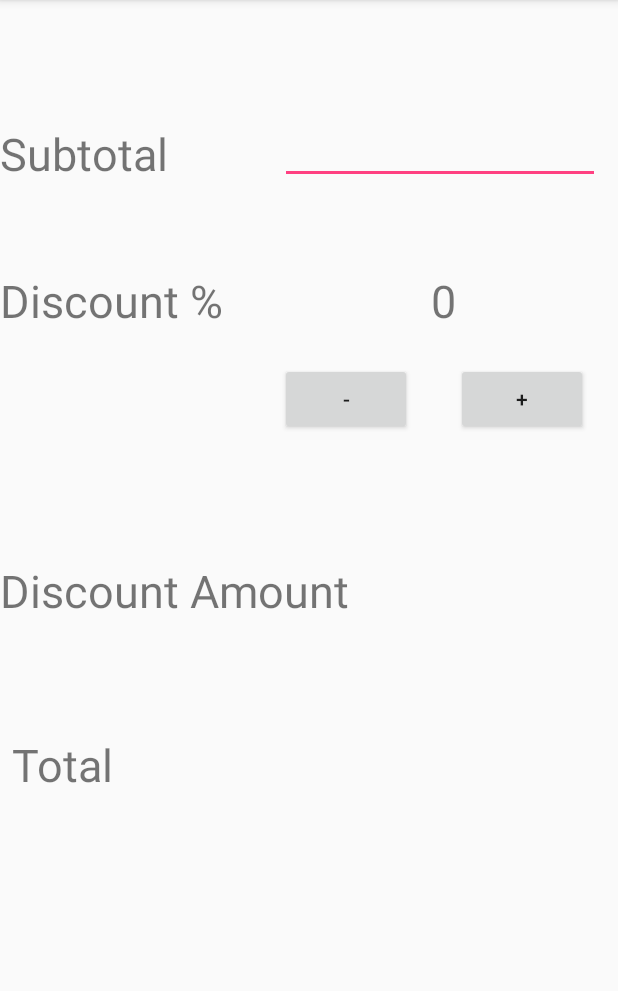
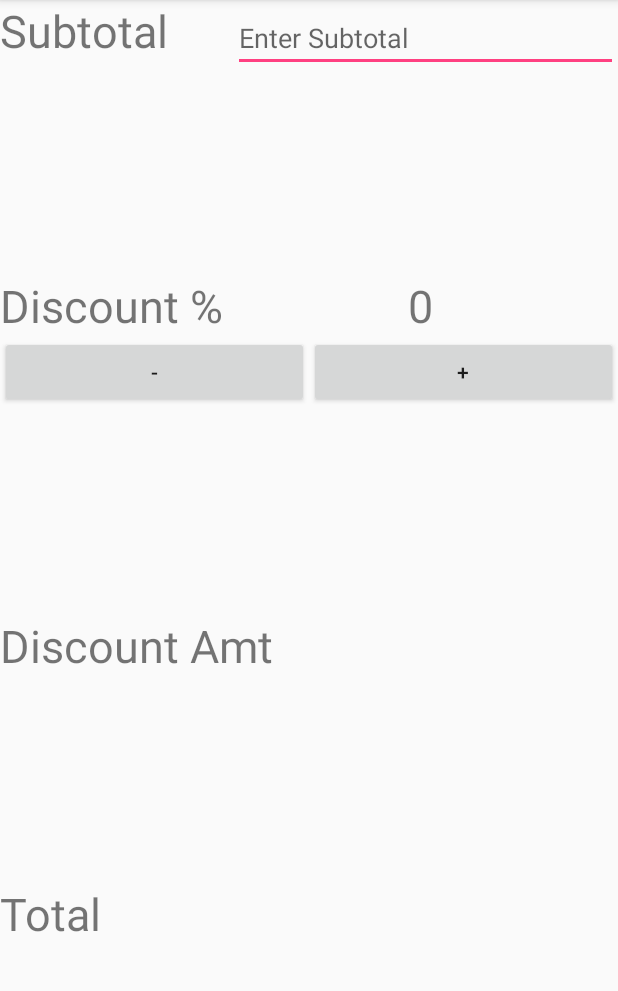
Before and after one commit to RobSeabright/InvoiceDiscounter, an Android app: the screen it shows after launch (MainActivity), on a phone screen of 412 x 824 dp, the part 84-1075 px from its top. Run offline under Robolectric (Android 15) with nearby library versions, the phone set to English and light mode, and no system bars.

Commit message:
Changed to Linear Layout. Added user input restrictions.

```diff
--- a/app/src/main/java/com/example/rob/invoicediscounter/MainActivity.java
+++ b/app/src/main/java/com/example/rob/invoicediscounter/MainActivity.java
@@ -2,6 +2,9 @@ package com.example.rob.invoicediscounter;
 
 import android.support.v7.app.AppCompatActivity;
 import android.os.Bundle;
+import android.text.InputFilter;
+import android.text.Spanned;
+import android.text.method.DigitsKeyListener;
 import android.view.View;
 import android.widget.Button;
 import android.widget.EditText;
@@ -23,6 +26,7 @@ public class MainActivity extends AppCompatActivity {
         super.onCreate(savedInstanceState);
         setContentView(R.layout.activity_main);
 
+        //Get UI objects
         subtotalView = findViewById(R.id.subtotal);
         percentAmountView = findViewById(R.id.percentAmt);
         discountAmountView = findViewById(R.id.discountAmt);
@@ -30,6 +34,40 @@ public class MainActivity extends AppCompatActivity {
         Button plusButton = findViewById(R.id.plusButton);
         Button minusButton = findViewById(R.id.minusButtion);
 
+        //Limits user input to allow for only two decimal places and removes the ability to input leading zero's
+        subtotalView.setFilters(new InputFilter[] {
+                new DigitsKeyListener(Boolean.FALSE, Boolean.TRUE) {
+                    int beforeDecimal = 5, afterDecimal = 2;
+
+                    @Override
+                    public CharSequence filter(CharSequence source, int start, int end,
+                                               Spanned dest, int dstart, int dend) {
+                        String temp = subtotalView.getText() + source.toString();
+
+                        if (temp.equals(".")) {
+                            return "0.";
+                        }
+                        else if (temp.equals("0")) {
+                            return "";
+                        }
+                        else if (!temp.contains(".")) {
+                            // no decimal point placed yet
+                            if (temp.length() > beforeDecimal) {
+                                return "";
+                            }
+                        } else {
+                            temp = temp.substring(temp.indexOf(".") + 1);
+                            if (temp.length() > afterDecimal) {
+                                return "";
+                            }
+                        }
+
+                        return super.filter(source, start, end, dest, dstart, dend);
+                    }
+                }
+        });
+
+        //Performs actions on button click
         plusButton.setOnClickListener(new View.OnClickListener() {
             @Override
             public void onClick(View v) {
@@ -41,6 +79,7 @@ public class MainActivity extends AppCompatActivity {
             }
         });
 
+        //Performs actions on button click
         minusButton.setOnClickListener(new View.OnClickListener() {
             @Override
             public void onClick(View v) {
@@ -53,6 +92,9 @@ public class MainActivity extends AppCompatActivity {
         });
     }
 
+    /**
+     * Calculates and displays the amount the invoice was discounted and the user's new total.
+     */
     private void performMaths() {
         NumberFormat currency = NumberFormat.getCurrencyInstance();
         String discountAmountText = subtotalView.getText().toString();
--- a/app/src/main/res/layout/activity_main.xml
+++ b/app/src/main/res/layout/activity_main.xml
@@ -1,45 +1,48 @@
 <?xml version="1.0" encoding="utf-8"?>
-<RelativeLayout xmlns:android="http://schemas.android.com/apk/res/android"
-    xmlns:app="http://schemas.android.com/apk/res-auto"
+<LinearLayout xmlns:android="http://schemas.android.com/apk/res/android"
     xmlns:tools="http://schemas.android.com/tools"
     android:layout_width="match_parent"
     android:layout_height="match_parent"
+    android:orientation="vertical"
     tools:context="com.example.rob.invoicediscounter.MainActivity">
+
+    <LinearLayout
+        android:layout_width="match_parent"
+        android:layout_height="wrap_content"
+        android:layout_weight="1"
+        android:orientation="horizontal">
+
+        <TextView
+            android:id="@+id/subtotalText"
+            android:layout_width="wrap_content"
+            android:layout_height="wrap_content"
+            android:layout_weight="1"
+            android:text="@string/subtotalText"
+            android:textSize="30sp"
+            tools:text="@string/subtotalText" />
 
         <EditText
             android:id="@+id/subtotal"
             android:layout_width="wrap_content"
             android:layout_height="wrap_content"
-        android:layout_alignParentEnd="true"
-        android:layout_alignParentRight="true"
-        android:layout_alignParentTop="true"
-        android:layout_marginEnd="12dp"
-        android:layout_marginRight="12dp"
-        android:layout_marginTop="77dp"
+            android:layout_weight="1"
             android:ems="10"
-        android:inputType="number"
+            android:hint="@string/subtotalHint"
+            android:inputType="numberDecimal"
             android:text="@string/subtotal"
             tools:text="@string/subtotal" />
+    </LinearLayout>
 
-    <TextView
-        android:id="@+id/subtotalText"
-        android:layout_width="wrap_content"
+    <LinearLayout
+        android:layout_width="match_parent"
         android:layout_height="wrap_content"
-        android:layout_alignBottom="@+id/subtotal"
-        android:layout_alignParentLeft="true"
-        android:layout_alignParentStart="true"
-        android:text="@string/subtotalText"
-        android:textSize="30sp"
-        tools:text="@string/subtotalText" />
+        android:orientation="horizontal">
 
         <TextView
             android:id="@+id/discountPercentText"
             android:layout_width="wrap_content"
             android:layout_height="wrap_content"
-        android:layout_alignParentLeft="true"
-        android:layout_alignParentStart="true"
-        android:layout_below="@+id/subtotalText"
-        android:layout_marginTop="57dp"
+            android:layout_weight="1"
             android:text="@string/discountPercentText"
             android:textSize="30sp"
             tools:text="@string/discountPercentText" />
@@ -48,22 +51,24 @@
             android:id="@+id/percentAmt"
             android:layout_width="wrap_content"
             android:layout_height="wrap_content"
-        android:layout_alignBaseline="@+id/discountPercentText"
-        android:layout_alignBottom="@+id/discountPercentText"
-        android:layout_toLeftOf="@+id/plusButton"
-        android:layout_toStartOf="@+id/plusButton"
+            android:layout_weight="1"
             android:text="@string/percentAmount"
             android:textSize="30sp"
             tools:text="@string/percentAmount" />
+
+    </LinearLayout>
+
+    <LinearLayout
+        android:layout_width="match_parent"
+        android:layout_height="wrap_content"
+        android:layout_weight="1"
+        android:orientation="horizontal">
 
         <Button
             android:id="@+id/minusButtion"
             android:layout_width="wrap_content"
             android:layout_height="wrap_content"
-        android:layout_alignLeft="@+id/subtotal"
-        android:layout_alignStart="@+id/subtotal"
-        android:layout_below="@+id/percentAmt"
-        android:layout_marginTop="21dp"
+            android:layout_weight="1"
             android:text="@string/minusButtonText"
             tools:text="@string/minusButtonText" />
 
@@ -71,22 +76,22 @@
             android:id="@+id/plusButton"
             android:layout_width="wrap_content"
             android:layout_height="wrap_content"
-        android:layout_alignBottom="@+id/minusButtion"
-        android:layout_alignEnd="@+id/subtotal"
-        android:layout_alignRight="@+id/subtotal"
-        android:layout_marginEnd="8dp"
-        android:layout_marginRight="8dp"
+            android:layout_weight="1"
             android:text="@string/plusButtonText"
             tools:text="@string/plusButtonText" />
+    </LinearLayout>
+
+    <LinearLayout
+        android:layout_width="match_parent"
+        android:layout_height="wrap_content"
+        android:layout_weight="1"
+        android:orientation="horizontal">
 
         <TextView
             android:id="@+id/discountAmtText"
             android:layout_width="wrap_content"
             android:layout_height="wrap_content"
-        android:layout_alignLeft="@+id/discountPercentText"
-        android:layout_alignStart="@+id/discountPercentText"
-        android:layout_below="@+id/minusButtion"
-        android:layout_marginTop="83dp"
+            android:layout_weight="1"
             android:text="@string/discountAmtText"
             android:textSize="30sp"
             tools:text="@string/discountAmtText" />
@@ -95,24 +100,23 @@
             android:id="@+id/discountAmt"
             android:layout_width="wrap_content"
             android:layout_height="wrap_content"
-        android:layout_alignBottom="@+id/discountAmtText"
-        android:layout_marginBottom="8dp"
-        android:layout_toEndOf="@+id/percentAmt"
-        android:layout_toRightOf="@+id/percentAmt"
             android:text="@string/discountAmt"
             android:textSize="30sp"
             tools:text="@string/discountAmt" />
+    </LinearLayout>
+
+    <LinearLayout
+        android:layout_width="match_parent"
+        android:layout_height="wrap_content"
+        android:layout_weight="1"
+        android:orientation="horizontal">
 
         <TextView
             android:id="@+id/totalText"
             android:layout_width="wrap_content"
             android:layout_height="wrap_content"
-        android:layout_alignParentLeft="true"
-        android:layout_alignParentStart="true"
-        android:layout_below="@+id/discountAmtText"
-        android:layout_marginLeft="8dp"
-        android:layout_marginStart="8dp"
-        android:layout_marginTop="75dp"
+
+            android:layout_weight="1"
             android:text="@string/totalText"
             android:textSize="30sp"
             tools:text="@string/totalText" />
@@ -121,10 +125,9 @@
             android:id="@+id/total"
             android:layout_width="wrap_content"
             android:layout_height="wrap_content"
-        android:layout_alignBottom="@+id/totalText"
-        android:layout_toLeftOf="@+id/discountAmt"
-        android:layout_toStartOf="@+id/discountAmt"
             android:text="@string/total"
             android:textSize="30sp"
             tools:text="@string/total" />
-</RelativeLayout>
+    </LinearLayout>
+
+</LinearLayout>
--- a/app/src/main/res/values/strings.xml
+++ b/app/src/main/res/values/strings.xml
@@ -2,7 +2,7 @@
     <string name="app_name">Invoice Discounter</string>
     <string name="subtotalText">Subtotal</string>
     <string name="discountPercentText">Discount %</string>
-    <string name="discountAmtText">Discount Amount</string>
+    <string name="discountAmtText">Discount Amt</string>
     <string name="totalText">Total</string>
     <string name="percentAmount">0</string>
     <string name="discountAmt" />
```
Lines whose indentation alone changed are shown as unchanged.
